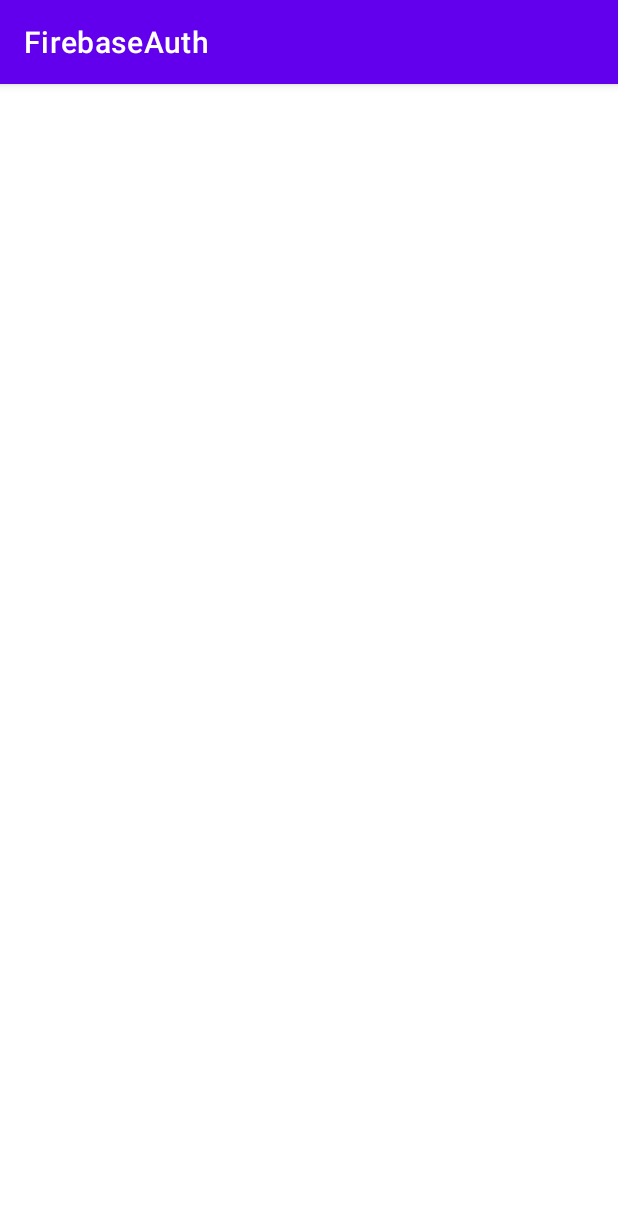
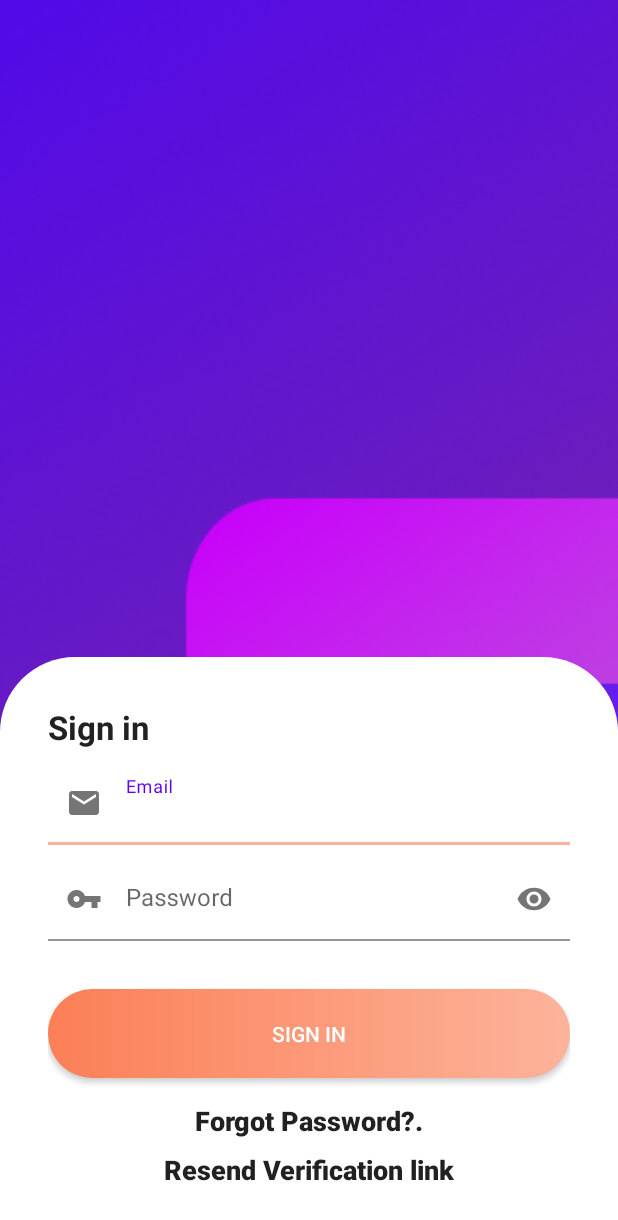
Before and after one commit to MagimbiJr/FirebaseAuth, an Android app: the LoginActivity screen opened directly, with no data from a screen before it, on a phone screen of 412 x 824 dp. Shown: the top 1220 px of the screen. Run offline under Robolectric (Android 15) with nearby library versions, the phone set to English and light mode, and no system bars.

Commit message:
add signin ui

```diff
--- a/app/src/main/AndroidManifest.xml
+++ b/app/src/main/AndroidManifest.xml
@@ -15,6 +15,7 @@
             android:exported="true" />
         <activity
             android:name=".LoginActivity"
+            android:theme="@style/RegActivitiesTheme"
             android:exported="true" />
         <activity
             android:name=".WelcomeActivity"
--- a/app/src/main/java/com/tana/firebaseauth/RegisterActivity.java
+++ b/app/src/main/java/com/tana/firebaseauth/RegisterActivity.java
@@ -6,7 +6,6 @@ import androidx.appcompat.widget.AppCompatButton;
 
 import android.content.Intent;
 import android.os.Bundle;
-import android.util.Log;
 import android.view.View;
 import android.widget.ProgressBar;
 import android.widget.Toast;
@@ -37,7 +36,7 @@ public class RegisterActivity extends AppCompatActivity {
         mConfirmPassword = (TextInputEditText) findViewById(R.id.confirm_password_input);
         mSignUpButton = (AppCompatButton) findViewById(R.id.sign_up_btn);
         mAuth = FirebaseAuth.getInstance();
-        mProgressBar = (ProgressBar) findViewById(R.id.progress_bar);
+        mProgressBar = (ProgressBar) findViewById(R.id.sign_up_progress_bar);
 
         mSignUpButton.setOnClickListener(new View.OnClickListener() {
             @Override
--- a/app/src/main/res/layout/activity_login.xml
+++ b/app/src/main/res/layout/activity_login.xml
@@ -4,6 +4,122 @@
     xmlns:tools="http://schemas.android.com/tools"
     android:layout_width="match_parent"
     android:layout_height="match_parent"
+    android:background="@drawable/bg_registrations"
     tools:context=".LoginActivity">
 
+    <androidx.constraintlayout.widget.ConstraintLayout
+        android:layout_width="0dp"
+        android:layout_height="wrap_content"
+        android:background="@drawable/card_view_drawable"
+        android:padding="32dp"
+        app:layout_constraintBottom_toBottomOf="parent"
+        app:layout_constraintEnd_toEndOf="parent"
+        app:layout_constraintStart_toStartOf="parent">
+
+        <TextView
+            android:id="@+id/textView3"
+            android:layout_width="wrap_content"
+            android:layout_height="wrap_content"
+            android:text="@string/sign_in"
+            android:textAppearance="@style/TextAppearance.AppCompat.Large"
+            android:textSize="22sp"
+            android:textStyle="bold"
+            app:layout_constraintStart_toStartOf="parent"
+            app:layout_constraintTop_toTopOf="parent" />
+
+        <com.google.android.material.textfield.TextInputLayout
+            android:id="@+id/sign_in_email_layout"
+            android:layout_width="0dp"
+            android:layout_height="wrap_content"
+            android:layout_marginTop="8dp"
+            app:boxBackgroundColor="@android:color/transparent"
+            app:boxBackgroundMode="filled"
+            app:boxStrokeColor="@color/carolLight"
+            app:layout_constraintEnd_toEndOf="parent"
+            app:layout_constraintStart_toStartOf="parent"
+            app:layout_constraintTop_toBottomOf="@+id/textView3"
+            app:startIconDrawable="@drawable/ic_email">
+
+            <com.google.android.material.textfield.TextInputEditText
+                android:id="@+id/sign_in_email"
+                android:layout_width="match_parent"
+                android:layout_height="wrap_content"
+                android:hint="@string/email_hint"
+                android:inputType="textEmailAddress" />
+        </com.google.android.material.textfield.TextInputLayout>
+
+        <com.google.android.material.textfield.TextInputLayout
+            android:id="@+id/sign_in_password_layout"
+            android:layout_width="0dp"
+            android:layout_height="wrap_content"
+            android:layout_marginTop="8dp"
+            app:boxBackgroundColor="@android:color/transparent"
+            app:boxStrokeColor="@color/carolLight"
+            app:layout_constraintEnd_toEndOf="parent"
+            app:layout_constraintStart_toStartOf="parent"
+            app:layout_constraintTop_toBottomOf="@+id/sign_in_email_layout"
+            app:passwordToggleEnabled="true"
+            app:startIconDrawable="@drawable/ic_key">
+
+            <com.google.android.material.textfield.TextInputEditText
+                android:id="@+id/sign_in_password"
+                android:layout_width="match_parent"
+                android:layout_height="wrap_content"
+                android:hint="@string/password_hint"
+                android:inputType="textPassword" />
+
+        </com.google.android.material.textfield.TextInputLayout>
+
+        <androidx.appcompat.widget.AppCompatButton
+            android:id="@+id/sign_in_button"
+            android:layout_width="0dp"
+            android:layout_height="wrap_content"
+            android:layout_marginTop="32dp"
+            android:background="@drawable/reg_btn_carrot"
+            android:padding="20dp"
+            android:text="@string/sign_in"
+            android:textColor="@color/white"
+            app:layout_constraintEnd_toEndOf="parent"
+            app:layout_constraintStart_toStartOf="parent"
+            app:layout_constraintTop_toBottomOf="@+id/sign_in_password_layout" />
+
+        <TextView
+            android:id="@+id/to_recover_password"
+            android:layout_width="wrap_content"
+            android:layout_height="wrap_content"
+            android:layout_marginTop="16dp"
+            android:text="@string/forgot_password"
+            android:textAppearance="@style/TextAppearance.AppCompat.Body2"
+            android:textSize="18sp"
+            android:textStyle="bold"
+            app:layout_constraintEnd_toEndOf="parent"
+            app:layout_constraintStart_toStartOf="parent"
+            app:layout_constraintTop_toBottomOf="@+id/sign_in_button" />
+
+        <TextView
+            android:id="@+id/resend_verification_link"
+            android:layout_width="wrap_content"
+            android:layout_height="wrap_content"
+            android:layout_marginTop="8dp"
+            android:text="@string/resend_verification"
+            android:textAppearance="@style/TextAppearance.AppCompat.Body2"
+            android:textSize="18sp"
+            android:textStyle="bold"
+            app:layout_constraintEnd_toEndOf="parent"
+            app:layout_constraintStart_toStartOf="parent"
+            app:layout_constraintTop_toBottomOf="@+id/to_recover_password" />
+
+        <ProgressBar
+            android:id="@+id/sign_in_progress_bar"
+            style="?android:attr/progressBarStyle"
+            android:layout_width="wrap_content"
+            android:layout_height="wrap_content"
+            android:layout_weight="1"
+            android:visibility="invisible"
+            app:layout_constraintBottom_toBottomOf="parent"
+            app:layout_constraintEnd_toEndOf="parent"
+            app:layout_constraintStart_toStartOf="parent"
+            app:layout_constraintTop_toTopOf="parent" />
+
+    </androidx.constraintlayout.widget.ConstraintLayout>
 </androidx.constraintlayout.widget.ConstraintLayout>
--- a/app/src/main/res/layout/activity_register.xml
+++ b/app/src/main/res/layout/activity_register.xml
@@ -12,7 +12,7 @@
         android:layout_width="match_parent"
         android:layout_height="wrap_content"
         android:background="@drawable/card_view_drawable"
-        android:padding="16dp"
+        android:padding="32dp"
         app:layout_constraintBottom_toBottomOf="parent"
         app:layout_constraintEnd_toEndOf="parent"
         app:layout_constraintStart_toStartOf="parent">
@@ -21,7 +21,6 @@
             android:id="@+id/new_account_text"
             android:layout_width="wrap_content"
             android:layout_height="wrap_content"
-            android:layout_marginTop="32dp"
             android:text="@string/new_account"
             android:textAppearance="@style/TextAppearance.AppCompat.Large"
             android:textStyle="bold"
@@ -67,7 +66,7 @@
                 android:drawableStart="@drawable/ic_email"
                 android:drawablePadding="10dp"
                 android:hint="@string/email_hint"
-                android:inputType="text" />
+                android:inputType="textEmailAddress" />
         </com.google.android.material.textfield.TextInputLayout>
 
         <com.google.android.material.textfield.TextInputLayout
@@ -120,7 +119,6 @@
             android:layout_width="match_parent"
             android:layout_height="wrap_content"
             android:layout_marginTop="32dp"
-            android:layout_marginBottom="16dp"
             android:background="@drawable/reg_btn_carrot"
             android:padding="20dp"
             android:text="@string/sign_up"
@@ -130,14 +128,15 @@
             app:layout_constraintTop_toBottomOf="@+id/confirm_password_input_layout" />
 
         <ProgressBar
-            android:id="@+id/progress_bar"
-            android:layout_width="80dp"
-            android:layout_height="80dp"
-            android:indeterminate="true"
+            android:id="@+id/sign_up_progress_bar"
+            style="?android:attr/progressBarStyle"
+            android:layout_width="wrap_content"
+            android:layout_height="wrap_content"
+            android:layout_weight="1"
             android:visibility="invisible"
+            app:layout_constraintBottom_toBottomOf="parent"
+            app:layout_constraintEnd_toEndOf="parent"
             app:layout_constraintStart_toStartOf="parent"
-            app:layout_constraintEnd_toEndOf="parent"
-            app:layout_constraintBottom_toBottomOf="parent"
             app:layout_constraintTop_toTopOf="parent"/>
 
 
--- a/app/src/main/res/values/strings.xml
+++ b/app/src/main/res/values/strings.xml
@@ -8,4 +8,6 @@
     <string name="password_hint">Password</string>
     <string name="new_account">New Account</string>
     <string name="confirm_password">Confirm password</string>
+    <string name="resend_verification">Resend Verification link</string>
+    <string name="forgot_password">Forgot Password?.</string>
 </resources>
```
